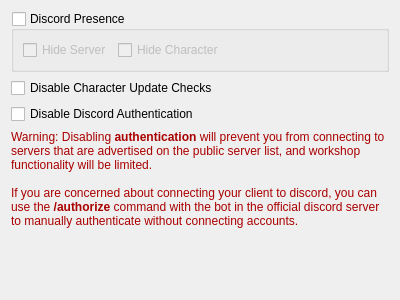
Mystery-Novel-Online/MNO-Client, file src/config_tabs/config_tab_discord.ui: the form before one commit.
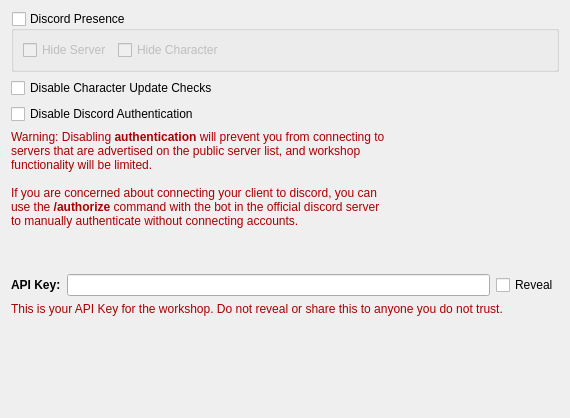
The form after the commit.

Commit message: feat(config): add api key to discord tab

```diff
--- a/src/config_tabs/config_tab_discord.ui
+++ b/src/config_tabs/config_tab_discord.ui
@@ -6,8 +6,8 @@
    <rect>
     <x>0</x>
     <y>0</y>
-    <width>400</width>
-    <height>300</height>
+    <width>570</width>
+    <height>418</height>
    </rect>
   </property>
   <property name="windowTitle">
@@ -64,6 +64,34 @@
      </property>
     </widget>
    </item>
+   <item>
+    <layout class="QHBoxLayout" name="horizontalLayout_2">
+     <item>
+      <widget class="QLabel" name="label">
+       <property name="text">
+        <string>&lt;html&gt;&lt;head/&gt;&lt;body&gt;&lt;p&gt;&lt;span style=&quot; font-weight:700;&quot;&gt;API Key:&lt;/span&gt;&lt;/p&gt;&lt;/body&gt;&lt;/html&gt;</string>
+       </property>
+      </widget>
+     </item>
+     <item>
+      <widget class="QLineEdit" name="apiKeyEdit"/>
+     </item>
+     <item>
+      <widget class="QCheckBox" name="revealApiCheck">
+       <property name="text">
+        <string>Reveal</string>
+       </property>
+      </widget>
+     </item>
+    </layout>
+   </item>
+   <item>
+    <widget class="QLabel" name="apiKeyLabel">
+     <property name="text">
+      <string>&lt;html&gt;&lt;head/&gt;&lt;body&gt;&lt;p&gt;&lt;span style=&quot; color:#aa0000;&quot;&gt;This is your API Key for the workshop. Do not reveal or share this to anyone you do not trust.&lt;/span&gt;&lt;/p&gt;&lt;/body&gt;&lt;/html&gt;</string>
+     </property>
+    </widget>
+   </item>
    <item>
     <spacer name="verticalSpacer">
      <property name="orientation">
```
The commit also changes 5 other files.
